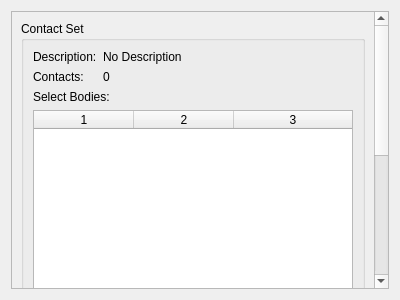
Above: RobWorkSim/src/rwsimlibs/gui/log/ContactSetWidget.ui from onier/RobWork before the change. Below: the same form after it.
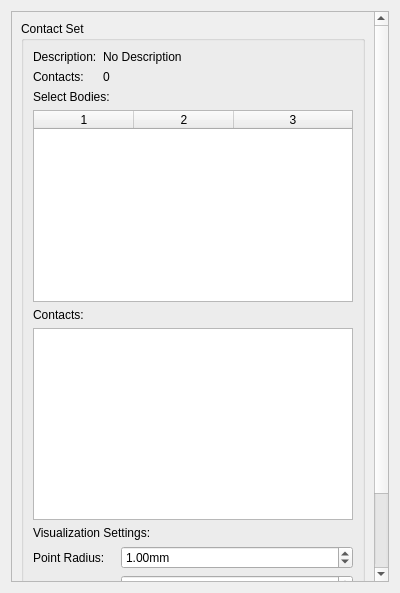
That is the form after the change. Custom widgets are drawn as their Qt base class.

Commit message: Removed a lot of BOOST_FOREACH includes. Improved simulator log viewer, for instance with scaling possibilities in the GUI.

The edit to the form file:
```diff
--- a/RobWorkSim/src/rwsimlibs/gui/log/ContactSetWidget.ui
+++ b/RobWorkSim/src/rwsimlibs/gui/log/ContactSetWidget.ui
@@ -7,7 +7,7 @@
     <x>0</x>
     <y>0</y>
     <width>400</width>
-    <height>300</height>
+    <height>593</height>
    </rect>
   </property>
   <property name="windowTitle">
@@ -26,9 +26,9 @@
       <property name="geometry">
        <rect>
         <x>0</x>
-        <y>-260</y>
-        <width>364</width>
-        <height>540</height>
+        <y>0</y>
+        <width>366</width>
+        <height>582</height>
        </rect>
       </property>
       <layout class="QGridLayout" name="gridLayout_3">
@@ -37,8 +37,8 @@
          <property name="title">
           <string>Contact Set</string>
          </property>
-         <layout class="QGridLayout" name="gridLayout_6">
-          <item row="0" column="0">
+         <layout class="QVBoxLayout" name="verticalLayout_2">
+          <item>
            <layout class="QFormLayout" name="_contactFormLayout">
             <item row="0" column="0">
              <widget class="QLabel" name="_contactDescriptionLabel">
@@ -73,7 +73,7 @@
             </item>
            </layout>
           </item>
-          <item row="1" column="0">
+          <item>
            <layout class="QVBoxLayout" name="_contactLayout">
             <item>
              <widget class="QLabel" name="_contactFilterLabel">
@@ -122,6 +122,112 @@
             </item>
            </layout>
           </item>
+          <item>
+           <layout class="QVBoxLayout" name="_visualizationLayout">
+            <item>
+             <widget class="QLabel" name="_visualizationLabel">
+              <property name="text">
+               <string>Visualization Settings:</string>
+              </property>
+             </widget>
+            </item>
+            <item>
+             <layout class="QFormLayout" name="_settingsLayout">
+              <item row="0" column="0">
+               <widget class="QLabel" name="_scalingRadiusLabel">
+                <property name="text">
+                 <string>Point Radius:</string>
+                </property>
+               </widget>
+              </item>
+              <item row="1" column="0">
+               <widget class="QLabel" name="_scalingNormalLabel">
+                <property name="text">
+                 <string>Normal Length:</string>
+                </property>
+               </widget>
+              </item>
+              <item row="0" column="1">
+               <widget class="QDoubleSpinBox" name="_scalingRadius">
+                <property name="suffix">
+                 <string>mm</string>
+                </property>
+                <property name="maximum">
+                 <double>99999.000000000000000</double>
+                </property>
+                <property name="value">
+                 <double>1.000000000000000</double>
+                </property>
+               </widget>
+              </item>
+              <item row="1" column="1">
+               <widget class="QDoubleSpinBox" name="_scalingNormal">
+                <property name="suffix">
+                 <string>mm</string>
+                </property>
+                <property name="maximum">
+                 <double>9999.000000000000000</double>
+                </property>
+                <property name="value">
+                 <double>10.000000000000000</double>
+                </property>
+               </widget>
+              </item>
+              <item row="2" column="0">
+               <widget class="QLabel" name="_showLabel">
+                <property name="text">
+                 <string>Show:</string>
+                </property>
+               </widget>
+              </item>
+              <item row="2" column="1">
+               <layout class="QGridLayout" name="_showGroupLayout">
+                <item row="0" column="1">
+                 <widget class="QCheckBox" name="_showPointB">
+                  <property name="text">
+                   <string>Point B</string>
+                  </property>
+                  <property name="checked">
+                   <bool>true</bool>
+                  </property>
+                 </widget>
+                </item>
+                <item row="0" column="0">
+                 <widget class="QCheckBox" name="_showPointA">
+                  <property name="text">
+                   <string>Point A</string>
+                  </property>
+                  <property name="checked">
+                   <bool>true</bool>
+                  </property>
+                 </widget>
+                </item>
+                <item row="1" column="0">
+                 <widget class="QCheckBox" name="_showNormalA">
+                  <property name="text">
+                   <string>Normal A</string>
+                  </property>
+                  <property name="checked">
+                   <bool>true</bool>
+                  </property>
+                 </widget>
+                </item>
+                <item row="1" column="1">
+                 <widget class="QCheckBox" name="_showNormalB">
+                  <property name="text">
+                   <string>Normal B</string>
+                  </property>
+                  <property name="checked">
+                   <bool>true</bool>
+                  </property>
+                 </widget>
+                </item>
+               </layout>
+              </item>
+             </layout>
+            </item>
+           </layout>
+          </item>
          </layout>
         </widget>
        </item>
```
The commit also changes 120 other files.
